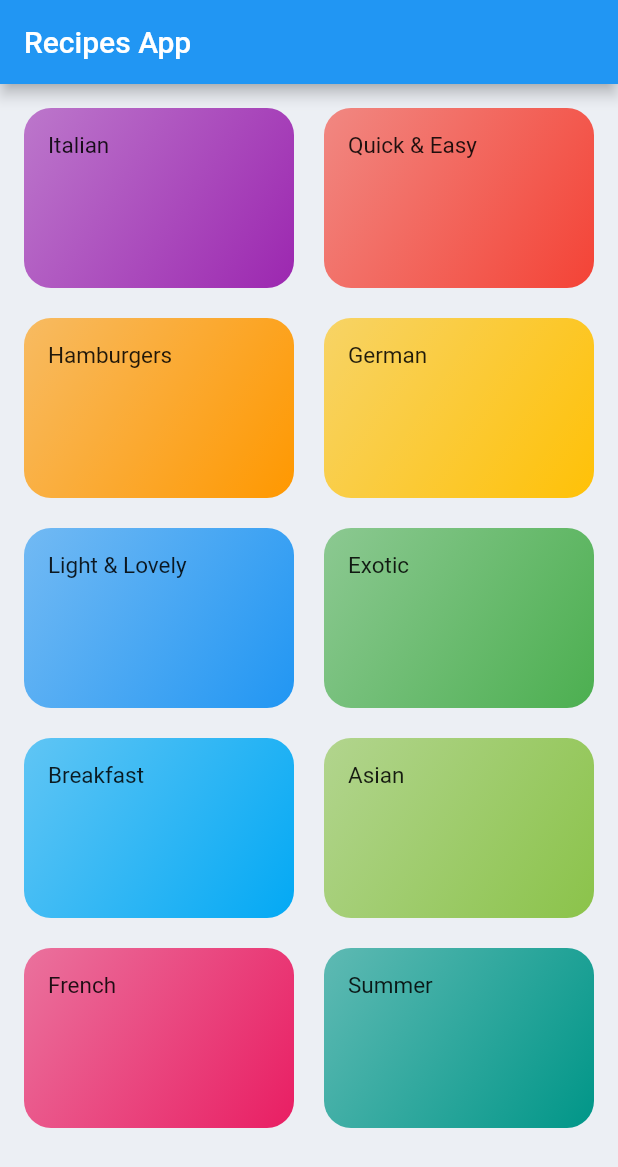
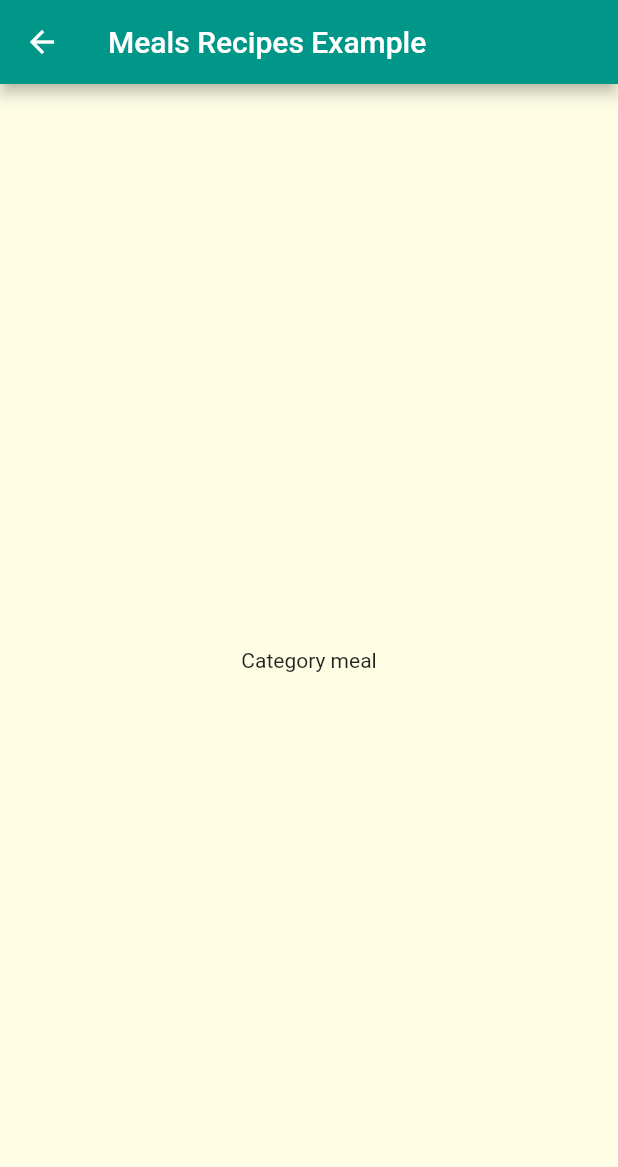
Before and after one commit to luyanakat/Recipes-App-Clone-, a Flutter app: the screen it shows after launch, after a tap on "Italian", on a phone screen of 412 x 824 dp. Shown: the top 1167 px of the screen. Run offline on Flutter 3.47's test engine with Material 2 defaults, Android fonts, the phone set to English and light mode, and no system bars.

Commit message:
update app

```diff
--- a/lib/categories_page.dart
+++ b/lib/categories_page.dart
@@ -9,16 +9,17 @@ class CategoriesPage extends StatelessWidget {
   @override
   Widget build(BuildContext context) {
     return Scaffold(
-      backgroundColor: const Color(0xffECEFF4),
+      // backgroundColor: const Color(0xffECEFF4),
       appBar: AppBar(
         title: const Text('Recipes App'),
+        backgroundColor: Colors.teal[300],
       ),
       body: GridView(
         padding: const EdgeInsets.all(16),
         gridDelegate: const SliverGridDelegateWithMaxCrossAxisExtent(
           maxCrossAxisExtent: 200,
           childAspectRatio: 3 / 2,
-          crossAxisSpacing: 20,
+          crossAxisSpacing: 16,
           mainAxisSpacing: 20,
         ),
         children: [
--- a/lib/category_item.dart
+++ b/lib/category_item.dart
@@ -1,4 +1,6 @@
 import 'package:flutter/material.dart';
+
+import './category_meal_page.dart';
 
 class CategoryItem extends StatelessWidget {
   final String title;
@@ -6,10 +8,22 @@ class CategoryItem extends StatelessWidget {
 
   const CategoryItem(this.color, this.title, {Key? key}) : super(key: key);
 
+  void _selectCategory(BuildContext context) {
+    Navigator.of(context).push(
+      MaterialPageRoute(
+        builder: (_) {
+          return CategoryMealPage();
+        },
+      ),
+    );
+  }
+
   @override
   Widget build(BuildContext context) {
     return InkWell(
-      onTap: () {},
+      onTap: () => _selectCategory(context),
+      splashColor: Theme.of(context).primaryColor,
+      borderRadius: BorderRadius.circular(18),
       child: Container(
         padding: const EdgeInsets.all(16),
         decoration: BoxDecoration(
@@ -22,7 +36,7 @@ class CategoryItem extends StatelessWidget {
         ),
         child: Text(
           title,
-          style: const TextStyle(fontSize: 15),
+          style: Theme.of(context).textTheme.titleMedium,
         ),
       ),
     );
--- /dev/null
+++ b/lib/category_meal_page.dart
@@ -0,0 +1,15 @@
+import 'package:flutter/material.dart';
+
+class CategoryMealPage extends StatelessWidget {
+  const CategoryMealPage({Key? key}) : super(key: key);
+
+  @override
+  Widget build(BuildContext context) {
+    return Scaffold(
+      appBar: AppBar(title: const Text('Meals Recipes Example')),
+      body: const Center(
+        child: Text('Category meal'),
+      ),
+    );
+  }
+}
--- a/lib/dummy_data.dart
+++ b/lib/dummy_data.dart
@@ -53,4 +53,14 @@ const DUMMY_CATEGORIES = [
     title: 'Summer',
     color: Colors.teal,
   ),
+  Category(
+    id: 'c11',
+    title: 'Vietnamese',
+    color: Colors.grey,
+  ),
+  Category(
+    id: 'c12',
+    title: 'Japanese',
+    color: Colors.indigo,
+  ),
 ];
--- a/lib/main.dart
+++ b/lib/main.dart
@@ -1,3 +1,5 @@
+import 'dart:ui';
+
 import 'package:flutter/material.dart';
 
 import './categories_page.dart';
@@ -13,7 +15,17 @@ class MyApp extends StatelessWidget {
   Widget build(BuildContext context) {
     return MaterialApp(
       title: 'Meal App',
-      theme: ThemeData(primarySwatch: Colors.blue),
+      theme: ThemeData(
+        primarySwatch: Colors.teal,
+        canvasColor: const Color.fromRGBO(255, 254, 229, 1),
+        fontFamily: 'Raleway',
+        textTheme: ThemeData.light().textTheme.copyWith(
+              titleMedium: const TextStyle(
+                  fontFamily: 'RobotoCondensed',
+                  fontSize: 18,
+                  fontWeight: FontWeight.bold),
+            ),
+      ),
       home: const CategoriesPage(),
     );
   }
```
Also changed, not shown: pubspec.yaml (+11 -11 lines), assets/fonts/Raleway-Black.ttf (added), assets/fonts/Raleway-Bold.ttf (added), assets/fonts/Raleway-Regular.ttf (added), assets/fonts/RobotoCondensed-Bold.ttf (added), assets/fonts/RobotoCondensed-Italic.ttf (added), assets/fonts/RobotoCondensed-Light.ttf (added), assets/fonts/RobotoCondensed-Regular.ttf (added).
